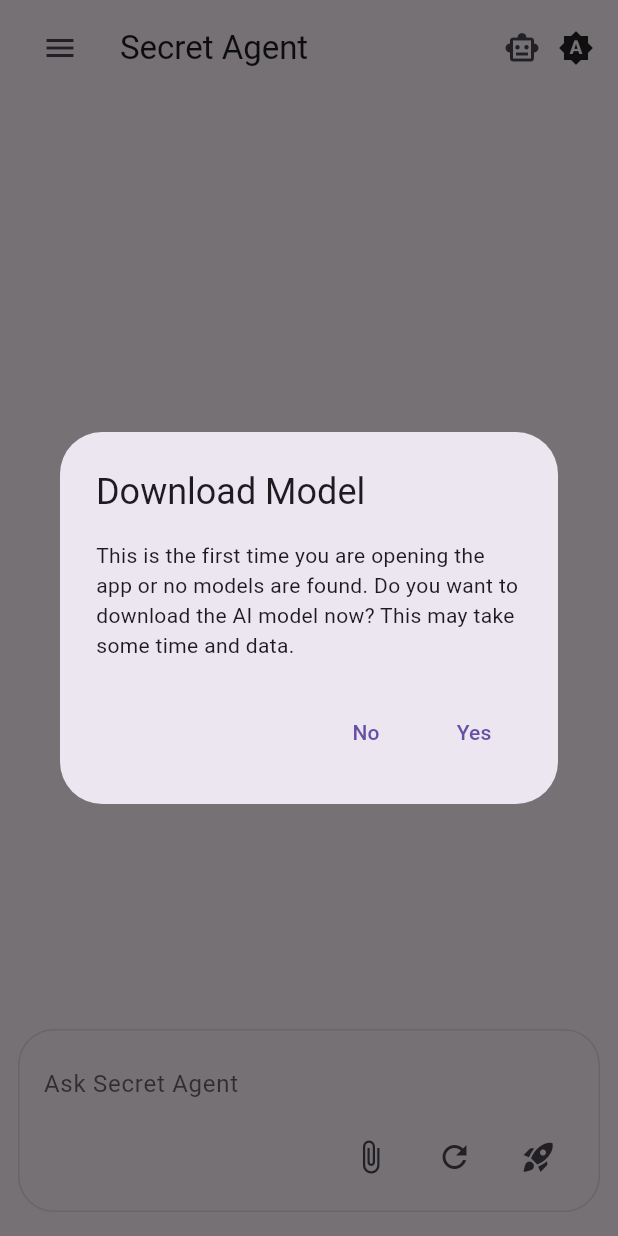
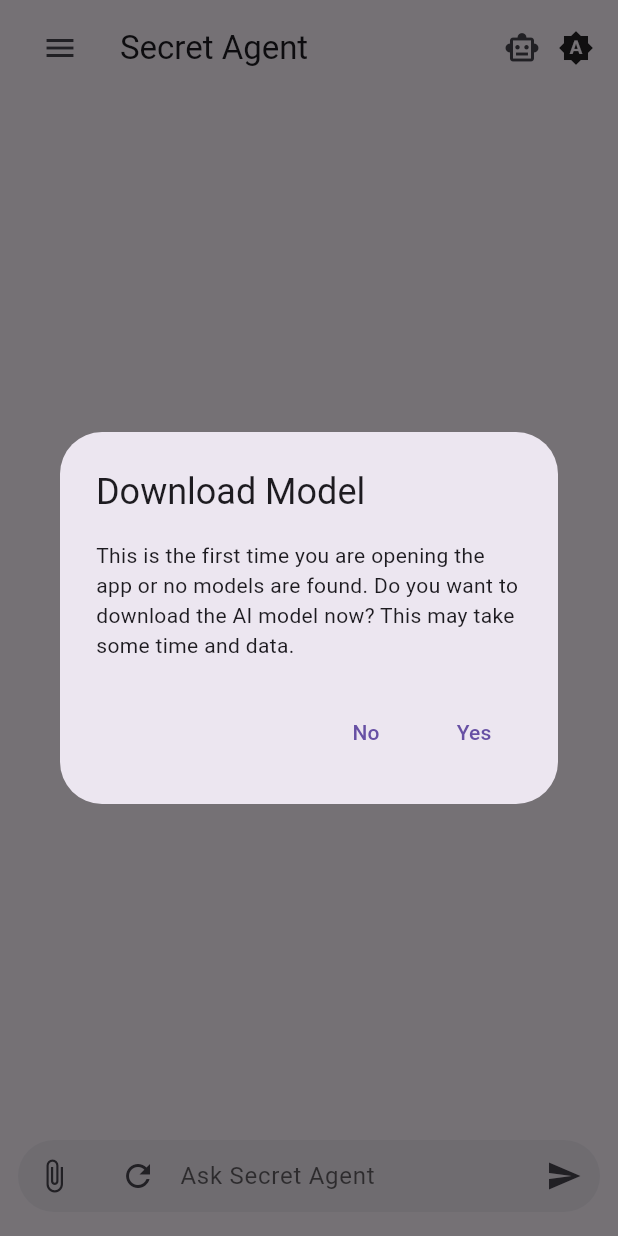
Before and after one commit to tianhaoz95/moollama, a Flutter app: the screen it shows after launch, on a phone screen of 412 x 824 dp. Run offline on Flutter 3.47's test engine with Material 3 defaults, Android fonts, the phone set to English and light mode, and no system bars; our stand-ins replace blur, card_loading, dio, flutter_markdown, flutter_tts, image_picker and 6 more; missing offline and left inert: cactus, feedback, flutter_email_sender, html2md, restart_app, sanitize_html and 2 more; accounts and stored records are empty.

Commit message:
feat: Improve user text input style in chat

```diff
--- a/lib/home_page.dart
+++ b/lib/home_page.dart
@@ -19,7 +19,7 @@ import 'package:path_provider/path_provider.dart';
 import 'package:path/path.dart' as p;
 import 'dart:io';
 import 'package:moollama/models.dart';
-import 'package:moollama/widgets/bottom_bar_button.dart';
+
 import 'package:moollama/widgets/agent_item.dart';
 import 'package:moollama/widgets/agent_settings_drawer_content.dart';
 import 'package:blur/blur.dart';
@@ -1227,44 +1227,55 @@ class _SecretAgentHomeState extends State<SecretAgentHome> {
                     right: 12.0,
                     top: 8.0,
                   ),
-                  child: Container(
-                    decoration: BoxDecoration(
-                      color: Theme.of(context).cardColor,
-                      borderRadius: BorderRadius.circular(24),
-                      border: Border.all(
-                        color: Theme.of(context).brightness == Brightness.dark
-                            ? Colors.grey[800]!
-                            : Colors.grey[300]!,
-                      ),
-                    ),
-                    padding: const EdgeInsets.symmetric(
-                      horizontal: 16,
-                      vertical: 12,
-                    ),
-                    child: Column(
-                      mainAxisSize: MainAxisSize.min,
-                      children: [
-                        Row(
-                          crossAxisAlignment: CrossAxisAlignment.end,
-                          children: [
-                            Expanded(
                   child: TextField(
                     controller: _textController,
                     minLines: 1,
-                                maxLines:
-                                    6, // Allow up to 6 lines before scrolling
+                    maxLines: 6, // Allow up to 6 lines before scrolling
                     textInputAction: TextInputAction.send,
-                                keyboardType: TextInputType
-                                    .multiline, // Enable multiline keyboard
+                    keyboardType: TextInputType.multiline, // Enable multiline keyboard
                     decoration: InputDecoration(
                       hintText: 'Ask Secret Agent',
                       hintStyle: TextStyle(
                         color: Theme.of(context).hintColor,
                       ),
-                                  border: InputBorder.none,
+                      filled: true,
+                      fillColor: Theme.of(context).inputDecorationTheme.fillColor ?? Theme.of(context).colorScheme.surfaceVariant.withOpacity(0.5),
+                      border: OutlineInputBorder(
+                        borderRadius: BorderRadius.circular(24),
+                        borderSide: BorderSide.none,
+                      ),
                       contentPadding: const EdgeInsets.symmetric(
-                                    vertical: 8,
-                                    horizontal: 0,
+                        vertical: 12,
+                        horizontal: 16,
+                      ),
+                      prefixIcon: Row(
+                        mainAxisSize: MainAxisSize.min,
+                        children: [
+                          IconButton(
+                            icon: const Icon(Icons.attach_file),
+                            onPressed: () {
+                              _showAttachmentOptions(context);
+                            },
+                          ),
+                          const SizedBox(width: 8),
+                          IconButton(
+                            icon: const Icon(Icons.refresh),
+                            onPressed: _resetChat,
+                          ),
+                        ],
+                      ),
+                      suffixIcon: _isGenerating
+                          ? IconButton(
+                              icon: const Icon(Icons.stop),
+                              onPressed: () {
+                                setState(() {
+                                  _cancellationToken = true;
+                                });
+                              },
+                            )
+                          : IconButton(
+                              icon: const Icon(Icons.send),
+                              onPressed: _sendMessage,
                             ),
                     ),
                     style: TextStyle(
@@ -1273,44 +1284,6 @@ class _SecretAgentHomeState extends State<SecretAgentHome> {
                       ).textTheme.bodyLarge?.color,
                     ),
                     onSubmitted: (_) => _sendMessage(),
-                              ),
-                            ),
-                          ],
-                        ),
-                        Row(
-                          mainAxisAlignment: MainAxisAlignment.end,
-                          children: [
-                            BottomBarButton(
-                              icon: Icons.attach_file,
-                              onPressed: () {
-                                _showAttachmentOptions(context);
-                              },
-                            ),
-                            const SizedBox(width: 8),
-                            BottomBarButton(
-                              icon: Icons.refresh,
-                              onPressed: _resetChat,
-                            ),
-                            const SizedBox(width: 8),
-                            BottomBarButton(
-                              icon: Icons.rocket_launch,
-                              onPressed: _isGenerating ? null : _sendMessage,
-                            ),
-                            if (_isGenerating) ...[
-                              const SizedBox(width: 8),
-                              BottomBarButton(
-                                icon: Icons.stop,
-                                onPressed: () {
-                                  setState(() {
-                                    _cancellationToken = true;
-                                  });
-                                },
-                              ),
-                            ],
-                          ],
-                        ),
-                      ],
-                    ),
                   ),
                 ),
               ],
```
Lines whose indentation alone changed are shown as unchanged.
